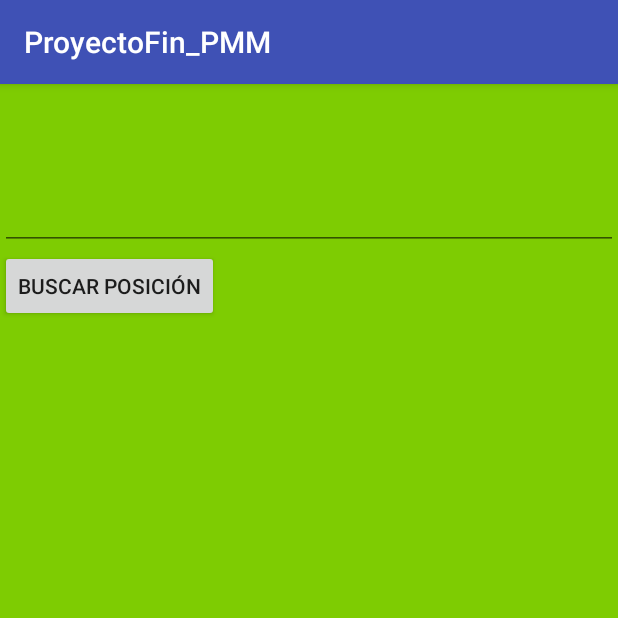
After one commit to christianfus/ProyectoFinal_PMM, an Android app: the Activity_Fragmento screen opened directly, with no data from a screen before it, on a phone screen of 412 x 824 dp, the top half of it. The commit adds this screen. Run offline under Robolectric (Android 15) with nearby library versions, the phone set to English and light mode, and no system bars.

Commit message:
Añadido fragment localizador
añadido fragment localizacion

```diff
--- /dev/null
+++ b/ProyectoFin_PMM/app/src/main/java/com/example/christian/proyectofin_pmm/Activity_Fragmento.java
@@ -0,0 +1,13 @@
+package com.example.christian.proyectofin_pmm;
+
+import android.support.v7.app.AppCompatActivity;
+import android.os.Bundle;
+
+public class Activity_Fragmento extends AppCompatActivity {
+
+    @Override
+    protected void onCreate(Bundle savedInstanceState) {
+        super.onCreate(savedInstanceState);
+        setContentView(R.layout.activity__fragmento);
+    }
+}
--- /dev/null
+++ b/ProyectoFin_PMM/app/src/main/java/com/example/christian/proyectofin_pmm/Coordenadas.java
@@ -0,0 +1,162 @@
+package com.example.christian.proyectofin_pmm;
+
+import android.os.AsyncTask;
+import android.os.Bundle;
+import android.support.v4.app.Fragment;
+import android.support.v7.app.AppCompatActivity;
+import android.util.Log;
+import android.view.LayoutInflater;
+import android.view.View;
+import android.view.ViewGroup;
+import android.widget.ArrayAdapter;
+import android.widget.Button;
+import android.widget.EditText;
+import android.widget.TextView;
+import android.widget.Toast;
+
+import org.json.JSONArray;
+import org.json.JSONException;
+import org.json.JSONObject;
+
+import java.io.BufferedInputStream;
+import java.io.BufferedReader;
+import java.io.IOException;
+import java.io.InputStream;
+import java.io.InputStreamReader;
+import java.net.HttpURLConnection;
+import java.net.URL;
+
+
+public class Coordenadas extends Fragment {
+    private static final String TAG = "Http Connection";
+    private EditText longitud;
+    private EditText latitud;
+    private Button boton;
+    private TextView texto;
+    private ArrayAdapter arrayAdapter = null;
+    private String direccion;
+
+    @Override
+    public View onCreateView(LayoutInflater inflater, ViewGroup container,
+                             Bundle savedInstanceState) {
+
+        // Inflate the layout for this fragment
+        View RootView = inflater.inflate(R.layout.coordenadas, container, false);
+
+        longitud = (EditText)RootView.findViewById(R.id.longitud);
+        latitud = (EditText)RootView.findViewById(R.id.latitud);
+        boton = (Button)RootView.findViewById(R.id.boton);
+        texto = (TextView)RootView.findViewById(R.id.texto);
+
+        boton.setOnClickListener(new View.OnClickListener() {
+            @Override
+            public void onClick(View view) {
+
+                final String url = "http://maps.googleapis.com/maps/api/geocode/json?latlng=38.1525,-0.88972&sensor=false";
+                direccion=url;
+                Toast.makeText(getView().getContext(), direccion, Toast.LENGTH_SHORT).show();
+
+
+                new AsyncHttpTask().execute(url);
+
+            }
+        });
+
+
+        return RootView;
+
+
+    }
+
+
+    public class AsyncHttpTask extends AsyncTask<String, Void, Integer> {
+        @Override
+        protected Integer doInBackground(String... params) {
+            InputStream inputStream = null;
+
+            HttpURLConnection urlConnection = null;
+
+            Integer result = 0;
+            try {
+                URL url = new URL(params[0]);
+
+                urlConnection = (HttpURLConnection) url.openConnection();
+
+                urlConnection.setRequestProperty("Content-Type", "application/json");
+
+                urlConnection.setRequestProperty("Accept", "application/json");
+
+                urlConnection.setRequestMethod("GET");
+
+                int statusCode = urlConnection.getResponseCode();
+
+                if (statusCode ==  200) {
+
+                    inputStream = new BufferedInputStream(urlConnection.getInputStream());
+
+                    String response = convertInputStreamToString(inputStream);
+
+                    parseResult(response);
+
+                    result = 1;
+
+                }else{
+                    result = 0;
+                }
+
+            } catch (Exception e) {
+                Log.d(TAG, e.getLocalizedMessage());
+            }
+
+            return result;
+        }
+
+
+        @Override
+        protected void onPostExecute(Integer result) {
+
+            if(result == 1){
+                texto.setText(direccion);
+                Toast.makeText(getView().getContext(), direccion, Toast.LENGTH_SHORT).show();
+
+            }else{
+                Log.e(TAG, "Failed to fetch data!");
+            }
+        }
+
+    }
+    private String convertInputStreamToString(InputStream inputStream) throws IOException {
+
+        BufferedReader bufferedReader = new BufferedReader( new InputStreamReader(inputStream));
+
+        String line = "";
+        String result = "";
+
+        while((line = bufferedReader.readLine()) != null){
+            result += line;
+        }
+
+        if(null!=inputStream){
+            inputStream.close();
+        }
+
+        return result;
+    }
+    private void parseResult(String result) {
+
+        try{
+            JSONObject response = new JSONObject(result);
+
+            JSONArray resultado = response.optJSONArray("results");
+            direccion = "No hay datos";
+
+
+            JSONObject post = resultado.optJSONObject(0);
+            direccion = post.getString("formatted_address");
+
+
+        }catch (JSONException e){
+            Log.e("Error","error",e);
+        }
+    }
+}
--- a/ProyectoFin_PMM/app/src/main/java/com/example/christian/proyectofin_pmm/Factura.java
+++ b/ProyectoFin_PMM/app/src/main/java/com/example/christian/proyectofin_pmm/Factura.java
@@ -75,5 +75,7 @@ public class Factura extends AppCompatActivity {
                 finish();
             }
         });
+
+
     }
 }
--- a/ProyectoFin_PMM/app/src/main/java/com/example/christian/proyectofin_pmm/MainActivity.java
+++ b/ProyectoFin_PMM/app/src/main/java/com/example/christian/proyectofin_pmm/MainActivity.java
@@ -170,6 +170,10 @@ public class MainActivity extends AppCompatActivity {
                 Intent pedido = new Intent(MainActivity.this, PedidosActivity.class);
                 startActivity(pedido);
                 return true;
+            case R.id.map:
+                Intent map = new Intent(MainActivity.this, Activity_Fragmento.class);
+                startActivity(map);
+                return true;
             default:
                 return super.onOptionsItemSelected(item);
         }
--- /dev/null
+++ b/ProyectoFin_PMM/app/src/main/res/layout/activity__fragmento.xml
@@ -0,0 +1,29 @@
+<?xml version="1.0" encoding="utf-8"?>
+<LinearLayout xmlns:android="http://schemas.android.com/apk/res/android"
+    xmlns:app="http://schemas.android.com/apk/res-auto"
+    xmlns:tools="http://schemas.android.com/tools"
+    android:layout_width="match_parent"
+    android:layout_height="match_parent"
+    android:orientation="vertical"
+    android:background="#7ecc02"
+    tools:context=".Activity_Fragmento">
+
+    <TextView
+        android:layout_width="match_parent"
+        android:layout_height="20dp" />
+
+    <fragment
+        android:id="@+id/fragment"
+        android:name="com.example.christian.proyectofin_pmm.Coordenadas"
+        android:layout_width="match_parent"
+        android:layout_height="410dp" />
+
+    <LinearLayout
+        android:layout_width="match_parent"
+        android:layout_height="match_parent">
+
+    </LinearLayout>
+
+
+
+</LinearLayout>
--- a/ProyectoFin_PMM/app/src/main/res/layout/activity_login.xml
+++ b/ProyectoFin_PMM/app/src/main/res/layout/activity_login.xml
@@ -40,7 +40,7 @@
         android:maxLines="1"
         android:drawablePadding="10dp"
         android:hint="Escribe tu Email"
-        android:text=""
+        android:text="a"
         android:textColorHint="#cccccc"
         android:textColor="#FFFFFF"
         android:textSize="20sp"
@@ -57,7 +57,7 @@
         android:singleLine="true"
         android:maxLines="1"
         android:hint="Contraseña"
-        android:text=""
+        android:text="a"
         android:textSize="20sp"
         android:textColorHint="#cccccc"
         android:textColor="#FFFFFF"
--- /dev/null
+++ b/ProyectoFin_PMM/app/src/main/res/layout/coordenadas.xml
@@ -0,0 +1,34 @@
+<?xml version="1.0" encoding="utf-8"?>
+<LinearLayout
+    xmlns:android="http://schemas.android.com/apk/res/android"
+    xmlns:app="http://schemas.android.com/apk/res-auto"
+    xmlns:tools="http://schemas.android.com/tools"
+    android:layout_width="fill_parent"
+    android:layout_height="fill_parent"
+    android:orientation="vertical"
+    android:background="#7ecc02"
+    tools:context="com.example.christian.proyectofin_pmm.Coordenadas">
+
+    <EditText android:id="@+id/longitud"
+        android:layout_width="fill_parent"
+        android:layout_height="wrap_content"
+        android:text=""/>
+
+    <EditText android:id="@+id/latitud"
+        android:layout_width="fill_parent"
+        android:layout_height="wrap_content"
+        android:text=""/>
+
+    <Button android:id="@+id/boton"
+        android:layout_width="wrap_content"
+        android:layout_height="wrap_content"
+        android:text="Buscar posición"/>
+
+    <TextView
+        android:id="@+id/texto"
+        android:layout_width="fill_parent"
+        android:layout_height="wrap_content"
+        android:textSize="10pt"
+        tools:text="Coordenadas" />
+
+</LinearLayout>
--- a/ProyectoFin_PMM/app/src/main/res/menu/activity_menu.xml
+++ b/ProyectoFin_PMM/app/src/main/res/menu/activity_menu.xml
@@ -6,4 +6,6 @@
         android:id="@+id/acerca" />
     <item android:title="Registro Pedidos"
         android:id="@+id/pedidos" />
+    <item android:title="Kebabs cerca de ti"
+        android:id="@+id/map" />
 </menu>
```
Also changed, not shown: ProyectoFin_PMM/app/src/main/AndroidManifest.xml (+12 -1 lines), ProyectoFin_PMM/app/src/main/java/com/example/christian/proyectofin_pmm/PedidosFragment.java (deleted, +0 -108 lines), ProyectoFin_PMM/app/src/main/res/layout/fragment_pedidos.xml (deleted, +0 -14 lines).
